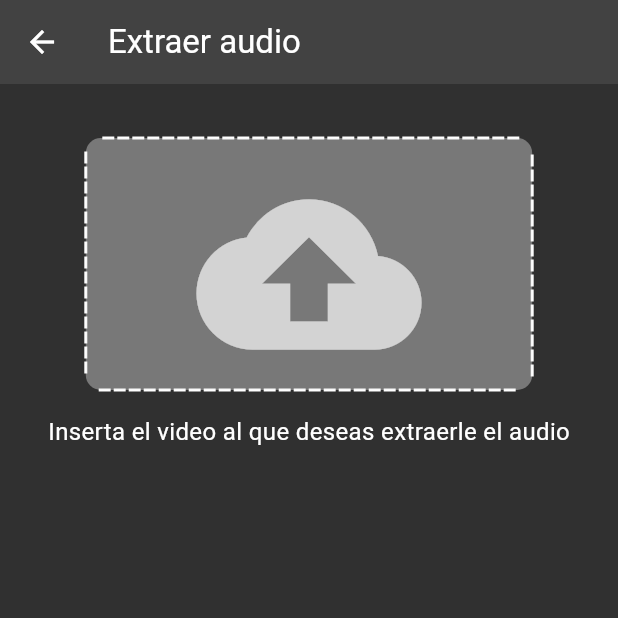
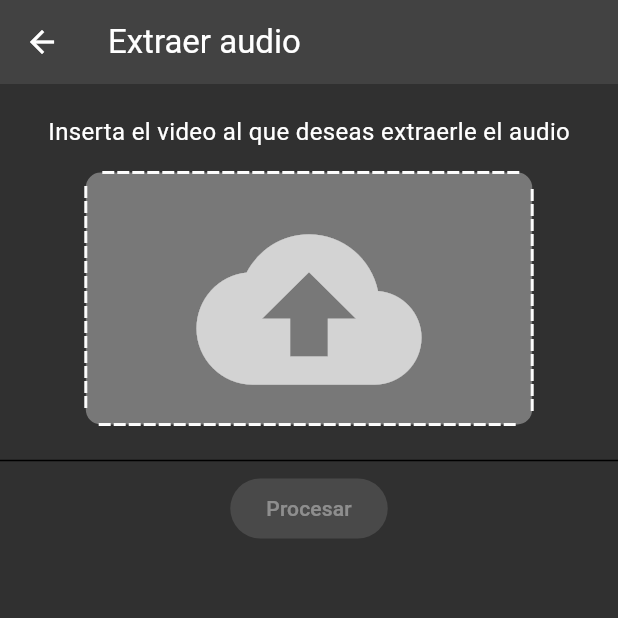
Before and after one commit to carlostic26/Robot-Conversor-de-Multimedia, a Flutter app: the ExtractAudioScreen screen opened directly, after a tap on the "backup" icon, on a phone screen of 412 x 824 dp, the top half of it. Run offline on Flutter 3.47's test engine with Material 3 defaults, Android fonts, the phone set to English and light mode, and no system bars; our stand-ins replace flutter_riverpod, fluttertoast, image_picker, percent_indicator, shared_preferences, video_player; missing offline and left inert: ffmpeg_kit_flutter; accounts and stored records are empty.

Commit message:
pantalla procesar audio parcialmente terminada

```diff
--- a/lib/data/datasources/media_local_datasources.dart
+++ b/lib/data/datasources/media_local_datasources.dart
@@ -1,5 +1,5 @@
-//Aqui van los origenes de datos diferentes o unicos que vayamos a implementar
-// Ejemplo: contenido interno del telefono o sqlite, hive.
+// Aqui van los origenes de datos diferentes o unicos que vayamos a implementar
+// Ejemplo: SOLO contenido interno del telefono: sharedpreferences, sqflite, hive.
 
 // La razón por la que ser manejan estas dos clases es para separar las responsabilidades
 // y seguir el principio de inversión de dependencias
@@ -11,6 +11,8 @@ import 'package:robot_conversor_multimedia/domain/entities/audio.dart';
 import 'package:robot_conversor_multimedia/domain/entities/image.dart';
 import 'package:robot_conversor_multimedia/domain/entities/video.dart';
 
+//funciones del repositorio de data (media_repository_impl)
+// se define como abstract y la siguiente clase los implementa
 abstract class MediaLocalDatasource {
   Future<Audio> extractAudio(Video video, String formatAudioByUser);
   Future<Video> convertVideo(Video video, String formatByUser);
--- a/lib/data/repositories/media_repository_impl.dart
+++ b/lib/data/repositories/media_repository_impl.dart
@@ -1,4 +1,5 @@
-// este repositorio lo implementa el repositorio del dominio
+// este repositorio (MediaRepository) es definido (alto nivel) en el repositorio de dominio
+// Por loo tanto implementa de el
 
 import 'package:robot_conversor_multimedia/data/datasources/media_local_datasources.dart';
 import 'package:robot_conversor_multimedia/domain/entities/audio.dart';
--- a/lib/domain/repositories/media_repository.dart
+++ b/lib/domain/repositories/media_repository.dart
@@ -1,4 +1,5 @@
-// El repositorio de dominio accede al repositorio de los datos
+// El repositorio de datasource (media_repository_impl) implementa esta clase
+// Desde aqui (repositorio de dominio) se accede al repositorio de los datos por la impl de datasource
 // y no sabe cómo se almacenan o recuperan los datos.
 // solo declara los metodos y listo (alto nivel)
 
--- a/lib/main.dart
+++ b/lib/main.dart
@@ -1,7 +1,7 @@
 import 'package:flutter/material.dart';
 import 'package:flutter_riverpod/flutter_riverpod.dart';
 import 'package:robot_conversor_multimedia/presentation/common/loading_screen.dart';
-import 'package:robot_conversor_multimedia/presentation/theme/app_theme.dart';
+import 'package:robot_conversor_multimedia/config/theme/app_theme.dart';
 
 void main() async {
   WidgetsFlutterBinding.ensureInitialized();
--- a/lib/presentation/common/loading_screen.dart
+++ b/lib/presentation/common/loading_screen.dart
@@ -4,7 +4,7 @@ import 'package:flutter_riverpod/flutter_riverpod.dart';
 import 'package:percent_indicator/linear_percent_indicator.dart';
 import 'package:robot_conversor_multimedia/presentation/providers/riverpod.dart';
 import 'package:robot_conversor_multimedia/presentation/screens/home_screen.dart';
-import 'package:robot_conversor_multimedia/presentation/theme/app_theme.dart';
+import 'package:robot_conversor_multimedia/config/theme/app_theme.dart';
 export 'package:shared_preferences/shared_preferences.dart';
 
 class LoadingScreen extends ConsumerWidget {
@@ -14,7 +14,7 @@ class LoadingScreen extends ConsumerWidget {
   Widget build(BuildContext context, WidgetRef ref) {
     /*Inicialización de variables y estados */
 
-    Future.delayed(const Duration(seconds: 10), () {
+    Future.delayed(const Duration(seconds: 1), () {
       // Habilita el boton solamente en el provider
       ref.read(buttonContinue.notifier).enableButton();
     });
--- a/lib/presentation/providers/riverpod.dart
+++ b/lib/presentation/providers/riverpod.dart
@@ -1,13 +1,16 @@
 import 'package:flutter_riverpod/flutter_riverpod.dart';
 import 'package:robot_conversor_multimedia/data/datasources/media_local_datasources.dart';
 import 'package:robot_conversor_multimedia/data/repositories/media_repository_impl.dart';
+import 'package:robot_conversor_multimedia/domain/entities/audio.dart';
+import 'package:robot_conversor_multimedia/domain/entities/video.dart';
 import 'package:robot_conversor_multimedia/domain/repositories/media_repository.dart';
 import 'package:robot_conversor_multimedia/domain/usecases/media_use_cases.dart';
 
 //Riverpod: .read para hacer cambios | .watch para solo observar
 
-final mediaLocalDatasourceProvider = Provider<MediaLocalDatasource>((ref) {
-  return MediaLocalDatasourceImpl();
+final mediaUseCaseProvider = Provider<MediaUseCase>((ref) {
+  final repositorio = ref.watch(mediaRepositoryProvider);
+  return MediaUseCase(repositorio: repositorio);
 });
 
 final mediaRepositoryProvider = Provider<MediaRepository>((ref) {
@@ -15,10 +18,14 @@ final mediaRepositoryProvider = Provider<MediaRepository>((ref) {
   return MediaRepositoryImpl(localDataSource: localDataSource);
 });
 
-final mediaUseCaseProvider = Provider<MediaUseCase>((ref) {
-  final repositorio = ref.watch(mediaRepositoryProvider);
-  return MediaUseCase(repositorio: repositorio);
+final mediaLocalDatasourceProvider = Provider<MediaLocalDatasource>((ref) {
+  return MediaLocalDatasourceImpl();
 });
+
+// ----
+
+final selectedVideoProvider = StateProvider<Video?>((ref) => null);
+final selectedFormatProvider = StateProvider<String?>((ref) => null);
 
 final buttonContinue = StateNotifierProvider<ButtonNotifier, bool>((ref) {
   return ButtonNotifier();
--- a/lib/presentation/screens/extract_audio.dart
+++ b/lib/presentation/screens/extract_audio.dart
@@ -1,10 +1,15 @@
+import 'dart:io';
+
 import 'package:flutter/foundation.dart';
 import 'package:flutter/material.dart';
 import 'package:flutter_riverpod/flutter_riverpod.dart';
 import 'package:robot_conversor_multimedia/domain/entities/audio.dart';
+import 'package:robot_conversor_multimedia/domain/entities/video.dart';
 import 'package:robot_conversor_multimedia/domain/usecases/media_use_cases.dart';
 import 'package:robot_conversor_multimedia/presentation/providers/riverpod.dart';
 import 'package:robot_conversor_multimedia/presentation/widgets/dashed_border_upload_button.dart';
+import 'package:image_picker/image_picker.dart';
+import 'package:video_player/video_player.dart';
 
 class ExtractAudioScreen extends ConsumerWidget {
   const ExtractAudioScreen({super.key});
@@ -12,6 +17,16 @@ class ExtractAudioScreen extends ConsumerWidget {
   @override
   Widget build(BuildContext context, WidgetRef ref) {
     final mediaUseCase = ref.watch(mediaUseCaseProvider);
+    late String formatVideoIn;
+
+    final selectedVideo = ref.watch(selectedVideoProvider);
+    final selectedFormat = ref.watch(selectedFormatProvider);
+
+    final List<String> audioFormats = [
+      'MP3',
+      'AAC',
+      'WAV',
+    ];
 
 //return
 /*     FutureBuilder<Audio>(
@@ -29,7 +44,6 @@ class ExtractAudioScreen extends ConsumerWidget {
     ); */
 
     double screenWidth = MediaQuery.of(context).size.width;
-    double screenHeight = MediaQuery.of(context).size.height;
 
     return Scaffold(
       appBar: AppBar(
@@ -40,12 +54,37 @@ class ExtractAudioScreen extends ConsumerWidget {
           const SizedBox(
             height: 20,
           ),
-          // Otros widgets relacionados con la extracción de audio
+
+          const Text(
+            'Inserta el video al que deseas extraerle el audio',
+            style: TextStyle(
+              color: Colors.white,
+              fontSize: 16,
+            ),
+          ),
 
           // Botón para cargar el video
           GestureDetector(
-            onTap: () {
-              // Lógica para cargar el video
+            onTap: () async {
+              final pickedFile =
+                  await ImagePicker().pickVideo(source: ImageSource.gallery);
+
+              if (pickedFile != null) {
+                final videoController =
+                    VideoPlayerController.file(File(pickedFile.path));
+                await videoController.initialize();
+                final videoDuration = videoController.value.duration;
+
+                final video = Video(
+                  id: 'id_${pickedFile.name}',
+                  title: pickedFile.name,
+                  duration:
+                      '${videoDuration.inHours}:${videoDuration.inMinutes % 60}:${videoDuration.inSeconds % 60}',
+                  pathIn: pickedFile.path,
+                );
+
+                ref.read(selectedVideoProvider.notifier).state = video;
+              }
             },
             child: Center(
               child: Container(
@@ -65,7 +104,26 @@ class ExtractAudioScreen extends ConsumerWidget {
                       borderRadius: BorderRadius.circular(10),
                     ),
                     padding: const EdgeInsets.all(16),
-                    child: const Icon(
+                    child: selectedVideo != null
+                        ? Column(
+                            mainAxisAlignment: MainAxisAlignment.center,
+                            children: [
+                              Image.network(
+                                'https://cdn-icons-png.flaticon.com/512/6559/6559073.png',
+                                width: screenWidth * 0.8,
+                                height: 100,
+                              ),
+                              const SizedBox(height: 8),
+                              Text(
+                                selectedVideo.title,
+                                style: const TextStyle(
+                                  color: Colors.white,
+                                  fontSize: 10,
+                                ),
+                              ),
+                            ],
+                          )
+                        : const Icon(
                             Icons.backup,
                             size: 150,
                             color: Color.fromARGB(171, 255, 255, 255),
@@ -76,15 +134,53 @@ class ExtractAudioScreen extends ConsumerWidget {
             ),
           ),
 
-          Text(
-            'Inserta el video al que deseas extraerle el audio',
+          Divider(),
+
+          selectedVideo != null
+              ?
+              // Selector de formato de audio
+              Padding(
+                  padding: const EdgeInsets.symmetric(horizontal: 16),
+                  child: Column(
+                    crossAxisAlignment: CrossAxisAlignment.start,
+                    children: [
+                      const Text(
+                        'Elije un tipo de formato de audio',
                         style: TextStyle(
                           color: Colors.white,
-              fontSize: 16,
+                          fontSize: 14,
                         ),
                       ),
+                      const SizedBox(height: 8),
+                      ListView.builder(
+                        shrinkWrap: true,
+                        itemCount: audioFormats.length,
+                        itemBuilder: (context, index) {
+                          final format = audioFormats[index];
+                          return RadioListTile<String>(
+                            title: Text(format),
+                            value: format,
+                            groupValue: selectedFormat,
+                            onChanged: (value) {
+                              ref.read(selectedFormatProvider.notifier).state =
+                                  value;
+                            },
+                          );
+                        },
+                      ),
+                    ],
+                  ),
+                )
+              : SizedBox(),
+
+          ElevatedButton(
+            onPressed: processExtractAudio(selectedVideo, selectedFormat),
+            child: const Text('Procesar'),
+          )
         ],
       ),
     );
   }
+
+  processExtractAudio(video, format) {}
 }
--- a/pubspec.yaml
+++ b/pubspec.yaml
@@ -19,6 +19,8 @@ dependencies:
   flutter_riverpod: ^2.5.1
   shared_preferences: ^2.2.3
   percent_indicator: ^4.2.0
+  image_picker: ^1.1.2
+  video_player: ^2.9.1
 
 dev_dependencies:
   flutter_test:
```
Also changed, not shown: lib/config/theme/app_theme.dart (renamed from lib/presentation/theme/app_theme.dart), pubspec.lock, 6 other files. Lines whose indentation alone changed are shown as unchanged.
